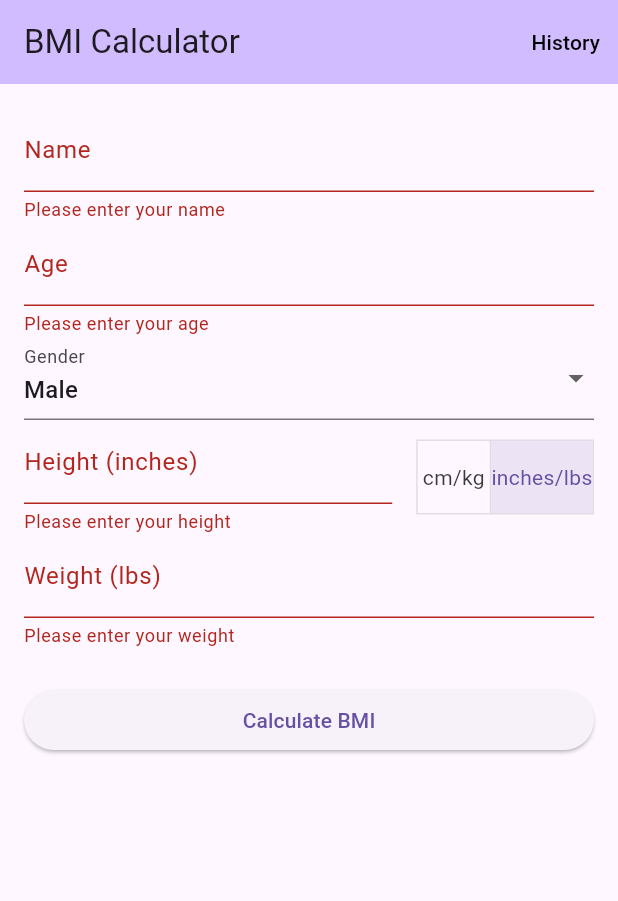
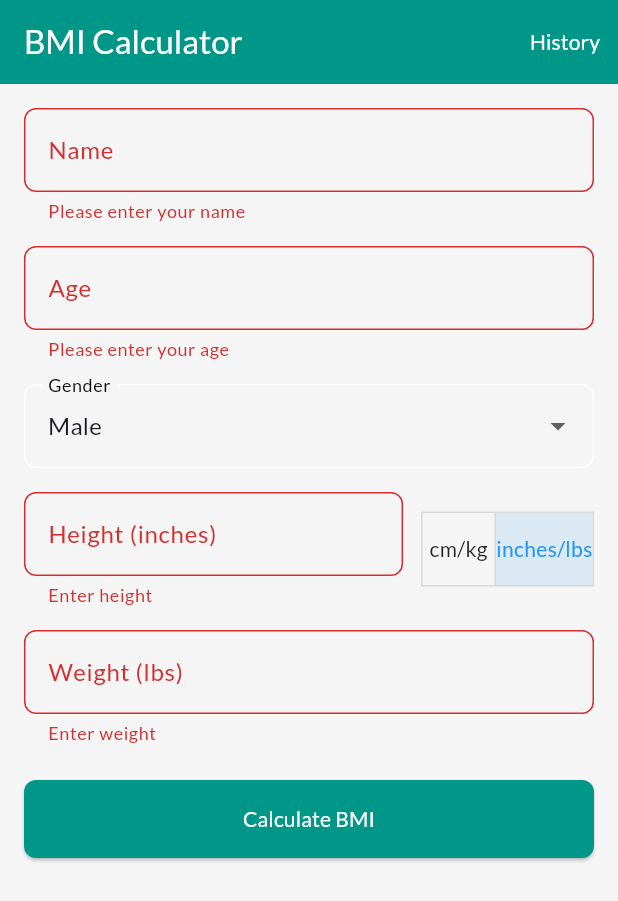
Before and after one commit to CHARLIE1210-A/BMI-Calculator, a Flutter app: the screen it shows after launch, after a tap on "inches/lbs", after a tap on "Calculate BMI", on a phone screen of 412 x 824 dp. Shown: the top 901 px of the screen. Run offline on Flutter 3.47's test engine with Material 3 defaults, Android fonts, the phone set to English and light mode, and no system bars; our stand-ins replace fl_chart, google_fonts, sqflite; accounts and stored records are empty.

Commit message:
update ui

```diff
--- a/lib/main.dart
+++ b/lib/main.dart
@@ -1,7 +1,8 @@
 import 'package:flutter/material.dart';
-import 'package:myapp/database_helper.dart'; // Import the database helper
+import 'package:myapp/database_helper.dart'; // Your DB helper
+import 'package:google_fonts/google_fonts.dart';
+import 'bmi_history_screen.dart';
 
-import 'bmi_history_screen.dart';
 void main() {
   runApp(const MyApp());
 }
@@ -9,30 +10,22 @@ void main() {
 class MyApp extends StatelessWidget {
   const MyApp({super.key});
 
-  // This widget is the root of your application.
   @override
   Widget build(BuildContext context) {
     return MaterialApp(
       title: 'BMI Calculator',
       theme: ThemeData(
+        primaryColor: Colors.teal,
+        textTheme: GoogleFonts.latoTextTheme(Theme.of(context).textTheme),
+        colorScheme: ColorScheme.fromSwatch().copyWith(secondary: Colors.tealAccent),
       ),
-      home: const MyHomePage(title: 'Flutter Demo Home Page'),
+      home: const MyHomePage(title: 'BMI Calculator'),
     );
   }
 }
 
 class MyHomePage extends StatefulWidget {
   const MyHomePage({super.key, required this.title});
-
-  // This widget is the home page of your application. It is stateful, meaning
-  // that it has a State object (defined below) that contains fields that affect
-  // how it looks.
-
-  // This class is the configuration for the state. It holds the values (in this
-  // case the title) provided by the parent (in this case the App widget) and
-  // used by the build method of the State. Fields in a Widget subclass are
-  // always marked "final".
-
   final String title;
 
   @override
@@ -48,7 +41,7 @@ class _MyHomePageState extends State<MyHomePage> {
   final TextEditingController _weightController = TextEditingController();
 
   String _selectedGender = 'Male';
-  bool _isMetric = true; // true for metric (cm/kg), false for imperial (inches/lbs)
+  bool _isMetric = true;
 
   double _heightInMeters = 0.0;
   double _weightInKilograms = 0.0;
@@ -58,148 +51,145 @@ class _MyHomePageState extends State<MyHomePage> {
   @override
   Widget build(BuildContext context) {
     return Scaffold(
+      backgroundColor: Colors.grey[100],
       appBar: AppBar(
-        backgroundColor: Theme.of(context).colorScheme.inversePrimary,
-        title: const Text('BMI Calculator'),
-        actions: <Widget>[
+        backgroundColor: Colors.teal,
+        elevation: 0,
+        title: const Text('BMI Calculator', style: TextStyle(color: Colors.white)),
+        actions: [
           TextButton(
-            child: const Text('History', style: TextStyle(color: Colors.black)),
+            child: const Text('History', style: TextStyle(color: Colors.white)),
             onPressed: () {
-              Navigator.push(context, MaterialPageRoute(builder: (context) => BmiHistoryScreen()));
+              Navigator.push(context, MaterialPageRoute(builder: (_) => const BmiHistoryScreen()));
             },
-          ),
+          )
         ],
       ),
       body: Padding(
         padding: const EdgeInsets.all(16.0),
         child: Form(
           key: _formKey,
-          child: ListView(
-            children: <Widget>[
+          child: SingleChildScrollView(
+            child: Column(
+              crossAxisAlignment: CrossAxisAlignment.stretch,
+              children: [
                 TextFormField(
                   controller: _nameController,
-                decoration: const InputDecoration(labelText: 'Name'),
+                  decoration: InputDecoration(
+                    labelText: 'Name',
+                    border: OutlineInputBorder(borderRadius: BorderRadius.circular(8.0)),
+                  ),
                   validator: (value) {
-                  if (value == null || value.isEmpty) {
-                    return 'Please enter your name';
-                  }
+                    if (value == null || value.isEmpty) return 'Please enter your name';
                     return null;
                   },
                 ),
+                const SizedBox(height: 16.0),
                 TextFormField(
                   controller: _ageController,
-                decoration: const InputDecoration(labelText: 'Age'),
                   keyboardType: TextInputType.number,
+                  decoration: InputDecoration(
+                    labelText: 'Age',
+                    border: OutlineInputBorder(borderRadius: BorderRadius.circular(8.0)),
+                  ),
                   validator: (value) {
-                  if (value == null || value.isEmpty) {
-                    return 'Please enter your age';
-                  }
-                  if (int.tryParse(value) == null || int.parse(value) <= 0) {
-                    return 'Please enter a valid age';
-                  }
+                    if (value == null || value.isEmpty) return 'Please enter your age';
+                    if (int.tryParse(value) == null || int.parse(value) <= 0) return 'Please enter a valid age';
                     return null;
                   },
                 ),
+                const SizedBox(height: 16.0),
                 DropdownButtonFormField<String>(
                   value: _selectedGender,
-                decoration: const InputDecoration(labelText: 'Gender'),
-                items: <String>['Male', 'Female', 'Other'].map((String value) {
-                  return DropdownMenuItem<String>(
-                    value: value,
-                    child: Text(value),
-                  );
+                  decoration: InputDecoration(
+                    labelText: 'Gender',
+                    border: OutlineInputBorder(borderRadius: BorderRadius.circular(8.0)),
+                  ),
+                  items: ['Male', 'Female', 'Other'].map((gender) {
+                    return DropdownMenuItem(value: gender, child: Text(gender));
                   }).toList(),
-                onChanged: (newValue) {
-                  setState(() {
-                    _selectedGender = newValue!;
-                  });
+                  onChanged: (val) {
+                    if (val != null) {
+                      setState(() => _selectedGender = val);
+                    }
                   },
                 ),
+                const SizedBox(height: 16.0),
                 Row(
                   children: [
                     Expanded(
                       child: TextFormField(
                         controller: _heightController,
+                        keyboardType: TextInputType.number,
                         decoration: InputDecoration(
-                          labelText: 'Height (${_isMetric ? 'cm' : 'inches'})'),
-                      keyboardType: TextInputType.number,
+                          labelText: 'Height (${_isMetric ? 'cm' : 'inches'})',
+                          border: OutlineInputBorder(borderRadius: BorderRadius.circular(8.0)),
+                        ),
                         validator: (value) {
-                        if (value == null || value.isEmpty) {
-                          return 'Please enter your height';
-                        }
-                        if (double.tryParse(value) == null ||
-                            double.parse(value) <= 0) {
-                          return 'Please enter a valid height';
+                          if (value == null || value.isEmpty) return 'Enter height';
+                          if (double.tryParse(value) == null || double.parse(value) <= 0) {
+                            return 'Enter valid height';
                           }
                           return null;
                         },
                       ),
                     ),
-                  const SizedBox(width: 16.0),
+                    const SizedBox(width: 12),
                     ToggleButtons(
                       isSelected: [_isMetric, !_isMetric],
                       onPressed: (index) {
                         setState(() {
                           _isMetric = index == 0;
-
                         });
                       },
-                    children: const <Widget>[
-                      Text('cm/kg'),
-                      Text('inches/lbs'),
-                    ],
+                      children: const [Text('cm/kg'), Text('inches/lbs')],
                     ),
                   ],
                 ),
+                const SizedBox(height: 16.0),
                 TextFormField(
                   controller: _weightController,
+                  keyboardType: TextInputType.number,
                   decoration: InputDecoration(
-                    labelText: 'Weight (${_isMetric ? 'kg' : 'lbs'})'),
-                keyboardType: TextInputType.number,
+                    labelText: 'Weight (${_isMetric ? 'kg' : 'lbs'})',
+                    border: OutlineInputBorder(borderRadius: BorderRadius.circular(8.0)),
+                  ),
                   validator: (value) {
-                  if (value == null || value.isEmpty) {
-                    return 'Please enter your weight';
-                  }
-                  if (double.tryParse(value) == null ||
-                      double.parse(value) <= 0) {
-                    return 'Please enter a valid weight';
+                    if (value == null || value.isEmpty) return 'Enter weight';
+                    if (double.tryParse(value) == null || double.parse(value) <= 0) {
+                      return 'Enter valid weight';
                     }
                     return null;
                   },
                 ),
                 const SizedBox(height: 24.0),
                 ElevatedButton(
+                  style: ElevatedButton.styleFrom(
+                    backgroundColor: Colors.teal,
+                    padding: const EdgeInsets.symmetric(vertical: 16.0),
+                    shape: RoundedRectangleBorder(borderRadius: BorderRadius.circular(8.0)),
+                  ),
                   onPressed: () {
                     if (_formKey.currentState!.validate()) {
-                    // Process data and calculate BMI
                       final double height = double.parse(_heightController.text);
                       final double weight = double.parse(_weightController.text);
 
-                    if (_isMetric) {
-                      _heightInMeters = height / 100.0; // cm to meters
-                      _weightInKilograms = weight;
-                    } else {
-                      _heightInMeters = height * 0.0254; // inches to meters
-                      _weightInKilograms = weight * 0.453592; // lbs to kg
-                    }
+                      _heightInMeters = _isMetric ? height / 100 : height * 0.0254;
+                      _weightInKilograms = _isMetric ? weight : weight * 0.453592;
 
-                    // Calculate BMI
                       if (_heightInMeters > 0) {
                         _bmiResult = _weightInKilograms / (_heightInMeters * _heightInMeters);
-                      print('Calculated BMI: $_bmiResult');
 
-                      // Determine BMI category
                         if (_bmiResult < 18.5) {
                           _bmiCategory = 'Underweight';
-                      } else if (_bmiResult >= 18.5 && _bmiResult < 25) {
+                        } else if (_bmiResult < 25) {
                           _bmiCategory = 'Normal';
-                      } else if (_bmiResult >= 25 && _bmiResult < 30) {
+                        } else if (_bmiResult < 30) {
                           _bmiCategory = 'Overweight';
                         } else {
                           _bmiCategory = 'Obese';
                         }
 
-// Save BMI record to the database
                         final bmiRecord = {
                           'name': _nameController.text,
                           'age': int.parse(_ageController.text),
@@ -207,53 +197,53 @@ class _MyHomePageState extends State<MyHomePage> {
                           'height': height,
                           'weight': weight,
                           'bmi': _bmiResult,
-                      'date': DateTime.now().toIso8601String(), // Store current date and time
+                          'date': DateTime.now().toIso8601String(),
                         };
 
+                        DatabaseHelper().insertBmiRecord(bmiRecord);
 
-                      setState(() {
-                        DatabaseHelper().insertBmiRecord(bmiRecord);
-                        // Update the UI to show the result
-                      });
-                    } else {
-                      // Handle case where height is zero or negative (should be caught by validation, but as a safeguard)
+                        setState(() {});
                       }
                     }
                   },
-                child: const Text('Calculate BMI'),
+                  child: const Text(
+    'Calculate BMI',
+    style: TextStyle(color: Colors.white), // 👈 Change text color here
+  ),
                 ),
                 const SizedBox(height: 24.0),
-              if (_bmiResult > 0) // Only show result if BMI is calculated
+                if (_bmiResult > 0)
                   Card(
+                    elevation: 8.0,
+                    shape: RoundedRectangleBorder(borderRadius: BorderRadius.circular(12.0)),
+                    margin: const EdgeInsets.symmetric(vertical: 16.0),
                     color: _getCategoryColor(_bmiCategory),
-                  elevation: 4.0,
                     child: Padding(
                       padding: const EdgeInsets.all(16.0),
                       child: Column(
                         crossAxisAlignment: CrossAxisAlignment.start,
+                        mainAxisSize: MainAxisSize.min,
                         children: [
                           const Text(
                             'Your BMI:',
-                          style: TextStyle(
-                              fontSize: 18.0, fontWeight: FontWeight.bold),
+                            style: TextStyle(fontSize: 18.0, fontWeight: FontWeight.bold),
                           ),
                           const SizedBox(height: 8.0),
                           Text(
-                          _bmiResult.toStringAsFixed(2), // Display BMI with 2 decimal places
-                          style: const TextStyle(
-                              fontSize: 24.0, fontWeight: FontWeight.bold),
+                            _bmiResult.toStringAsFixed(2),
+                            style: const TextStyle(fontSize: 24.0, fontWeight: FontWeight.bold),
                           ),
                           const SizedBox(height: 8.0),
                           Text(
                             'Category: $_bmiCategory',
-                          style: const TextStyle(
-                              fontSize: 18.0, fontWeight: FontWeight.bold),
+                            style: const TextStyle(fontSize: 18.0, fontWeight: FontWeight.bold),
                           ),
                         ],
                       ),
                     ),
                   ),
               ],
+            ),
           ),
         ),
       ),
--- a/pubspec.yaml
+++ b/pubspec.yaml
@@ -37,6 +37,7 @@ dependencies:
   sqflite: ^2.4.2
   fl_chart: ^0.68.0
   intl: ^0.20.2
+  google_fonts: ^6.2.1
 
 dev_dependencies:
   flutter_test:
```
Also changed, not shown: lib/bmi_history_screen.dart (+36 -45 lines), pubspec.lock. Lines whose indentation alone changed are shown as unchanged.
